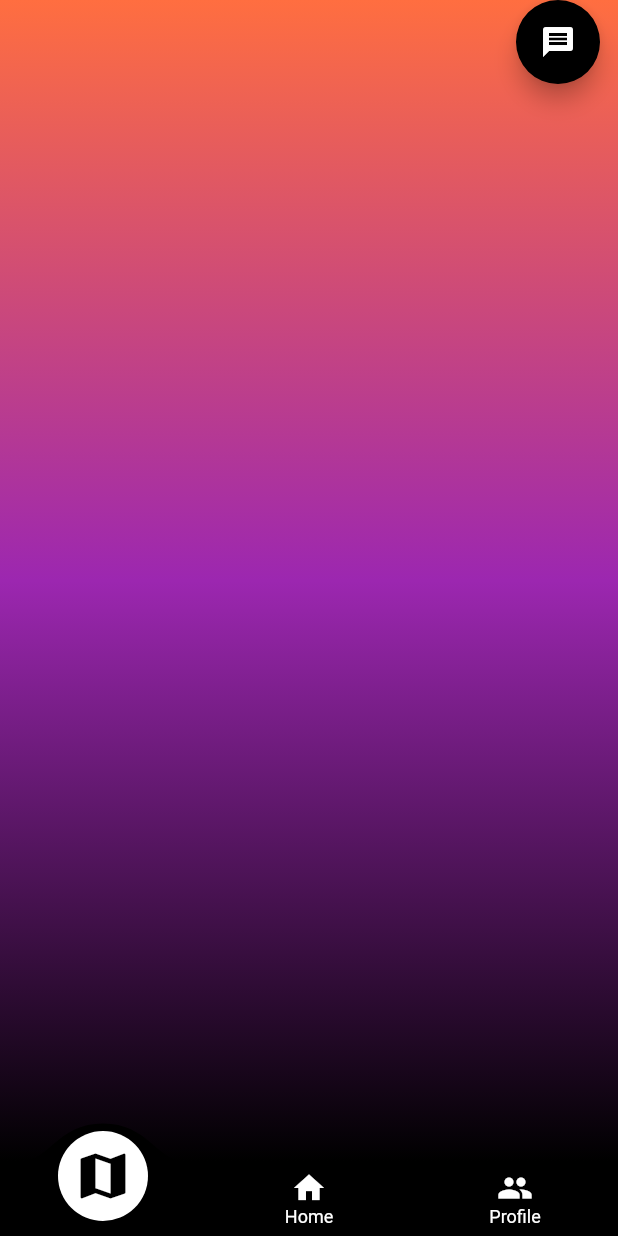
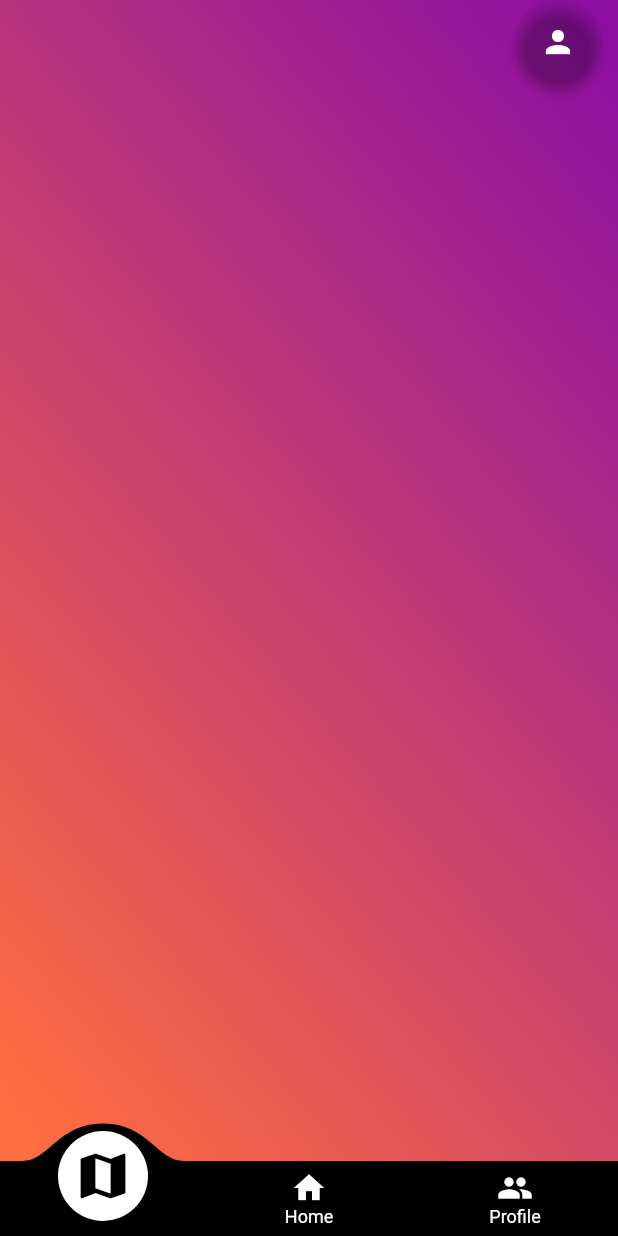
Before and after one commit to erKripad/dik, a Flutter app: the screen it shows after launch, on a phone screen of 412 x 824 dp. Run offline on Flutter 3.47's test engine with Material 2 defaults, Android fonts, the phone set to English and light mode, and no system bars; drawn by our look-alikes of convex_bottom_bar; our stand-ins replace blurrycontainer.

Commit message:
new file:   lib/profile_padding.dart 	new file:   lib/theme/home_screen.dart 	modified:   lib/theme/my_app.dart 	new file:   lib/theme/profile_page.dart 	modified:   pubspec.lock     modified:   pubspec.yaml

```diff
--- /dev/null
+++ b/lib/theme/home_screen.dart
@@ -0,0 +1,70 @@
+//----------------------------------------------------------------------------//
+
+import 'package:flutter/material.dart';
+import 'package:convex_bottom_bar/convex_bottom_bar.dart';
+import 'package:dik/theme/profile_page.dart';
+
+//----------------------------------------------------------------------------//
+
+class HomeScreen extends StatefulWidget {
+  const HomeScreen({super.key});
+
+  @override
+  State<HomeScreen> createState() => _MyStatefulWidgetState();
+}
+
+//----------------------------------------------------------------------------//
+
+class _MyStatefulWidgetState extends State<HomeScreen> {
+  @override
+  Widget build(BuildContext context) {
+    return Scaffold(
+      //
+      body: Container(
+        decoration: const BoxDecoration(
+            gradient: LinearGradient(
+          transform: GradientRotation(4),
+          colors: [
+            Color.fromARGB(255, 140, 15, 161),
+            Colors.deepOrangeAccent,
+          ],
+          begin: Alignment.bottomCenter,
+          end: Alignment.topCenter,
+        )),
+        height: double.infinity,
+        width: double.infinity,
+        child: Column(
+          mainAxisAlignment: MainAxisAlignment.center,
+          children: const <Widget>[],
+        ),
+      ),
+      bottomNavigationBar: ConvexAppBar(
+        items: const [
+          TabItem(icon: Icons.map, title: 'Map'),
+          TabItem(icon: Icons.home, title: 'Home'),
+          TabItem(icon: Icons.people, title: 'Profile'),
+        ],
+        color: Colors.white,
+        backgroundColor: Colors.black,
+      ),
+      floatingActionButtonLocation: FloatingActionButtonLocation.miniEndTop,
+      floatingActionButton: FloatingActionButton(
+        onPressed: () {
+          Navigator.push(
+            context,
+            MaterialPageRoute(builder: (context) => const ProfilePage()),
+          );
+        },
+        tooltip: 'Profile',
+        elevation: 3,
+        backgroundColor: Colors.transparent,
+        child: const Icon(
+          Icons.person,
+          color: Colors.white,
+        ),
+      ),
+    );
+  }
+}
+
+//----------------------------------------------------------------------------//
--- a/lib/theme/my_app.dart
+++ b/lib/theme/my_app.dart
@@ -1,14 +1,24 @@
+//----------------------------------------------------------------------------//
+//----------------------------------------------------------------------------//
+//                                                                            //
+//                            ___      _ _                                    //
+//                           / _ \__ _| | | ___                               //
+//                          / /_)/ _` | | |/ _ \                              //
+//                         / ___/ (_| | | |  __/                              //
+//                         \/    \__,_|_|_|\___|                              //
+//                                                                            //
+//----------------------------------------------------------------------------//
 //----------------------------------------------------------------------------//
 
 /* in questa sezione vengono importati tutti i pacchetti di Dart cioè le
    estensioni per rendere magico Flutter */
 
 import 'package:flutter/material.dart';
-import 'package:convex_bottom_bar/convex_bottom_bar.dart';
-import 'package:google_fonts/google_fonts.dart';
-import 'package:flutter_staggered_animations/flutter_staggered_animations.dart';
+import 'package:dik/theme/home_screen.dart';
 
 //----------------------------------------------------------------------------//
+
+/* in questa sezione viene creata e gestita l'applicazione appena lanciata*/
 
 class MyApp extends StatelessWidget {
   const MyApp({super.key});
@@ -17,123 +27,11 @@ class MyApp extends StatelessWidget {
 
   @override
   Widget build(BuildContext context) {
-    return MaterialApp(
+    return const MaterialApp(
       title: _title,
-      home: const MyStatefulWidget(),
-      theme: ThemeData(
-        primarySwatch: Colors.purple,
-      ),
+      home: HomeScreen(),
     );
   }
 }
 
 //----------------------------------------------------------------------------//
-
-class MyStatefulWidget extends StatefulWidget {
-  const MyStatefulWidget({super.key});
-
-  @override
-  State<MyStatefulWidget> createState() => _MyStatefulWidgetState();
-}
-
-//----------------------------------------------------------------------------//
-
-class _MyStatefulWidgetState extends State<MyStatefulWidget> {
-  @override
-  Widget build(BuildContext context) {
-    return Scaffold(
-      body: Container(
-        decoration: const BoxDecoration(
-            gradient: LinearGradient(
-          colors: [
-            Colors.black,
-            Colors.purple,
-            Colors.deepOrangeAccent,
-          ],
-          begin: Alignment.bottomCenter,
-          end: Alignment.topCenter,
-        )),
-      ),
-      extendBodyBehindAppBar: true,
-      floatingActionButtonLocation: FloatingActionButtonLocation.miniEndTop,
-      bottomNavigationBar: ConvexAppBar(
-        items: const [
-          TabItem(icon: Icons.map, title: 'Map'),
-          TabItem(icon: Icons.home, title: 'Home'),
-          TabItem(icon: Icons.people, title: 'Profile'),
-        ],
-        color: Colors.white,
-        backgroundColor: Colors.black,
-      ),
-      floatingActionButton: FloatingActionButton(
-        onPressed: () {
-          Navigator.push(
-            context,
-            MaterialPageRoute(builder: (context) => const MessagePage()),
-          );
-        },
-        tooltip: 'Help Chat',
-        backgroundColor: Colors.black,
-        child: const Icon(
-          Icons.message,
-          color: Colors.white,
-        ),
-      ),
-    );
-  }
-}
-
-//----------------------------------------------------------------------------//
-
-class MessagePage extends StatelessWidget {
-  const MessagePage({super.key});
-  @override
-  Widget build(BuildContext context) {
-    return Scaffold(
-      extendBodyBehindAppBar: true,
-      appBar: AppBar(
-        elevation: 0,
-        title: const Text('Chat with an operator'),
-        backgroundColor: Colors.transparent,
-        centerTitle: true,
-      ),
-      body: Container(
-        decoration: const BoxDecoration(
-            gradient: LinearGradient(
-          colors: [
-            Colors.black,
-            Colors.purple,
-            Colors.deepOrangeAccent,
-          ],
-          begin: Alignment.bottomCenter,
-          end: Alignment.topCenter,
-        )),
-      ),
-    );
-  }
-}
-
-//----------------------------------------------------------------------------//
-
-@override
-Widget build(BuildContext context) {
-  return Scaffold(
-    body: AnimationLimiter(
-      child: ListView.builder(
-        itemCount: 100,
-        itemBuilder: (BuildContext context, int index) {
-          return AnimationConfiguration.staggeredList(
-            position: index,
-            duration: const Duration(milliseconds: 375),
-            child: SlideAnimation(
-              verticalOffset: 50.0,
-              child: FadeInAnimation(
-                child: YourListChild(),
-              ),
-            ),
-          );
-        },
-      ),
-    ),
-  );
-}
--- a/pubspec.yaml
+++ b/pubspec.yaml
@@ -22,6 +22,7 @@ dependencies:
   convex_bottom_bar: ^3.2.0
   google_fonts: ^4.0.3
   flutter_staggered_animations: ^1.1.1
+  blurrycontainer: ^1.0.2
 
 #---------------------------------------------------------#
 
```
Also changed, not shown: lib/profile_padding.dart (added, +61 -0 lines), lib/theme/profile_page.dart (added, +42 -0 lines), pubspec.lock.
